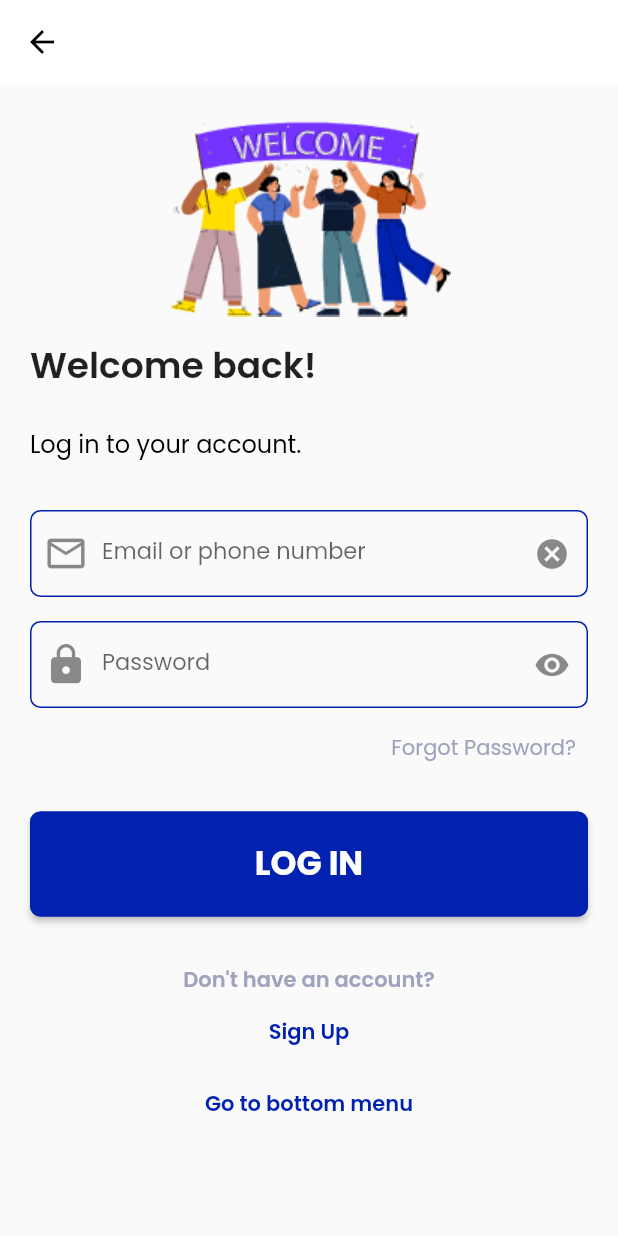
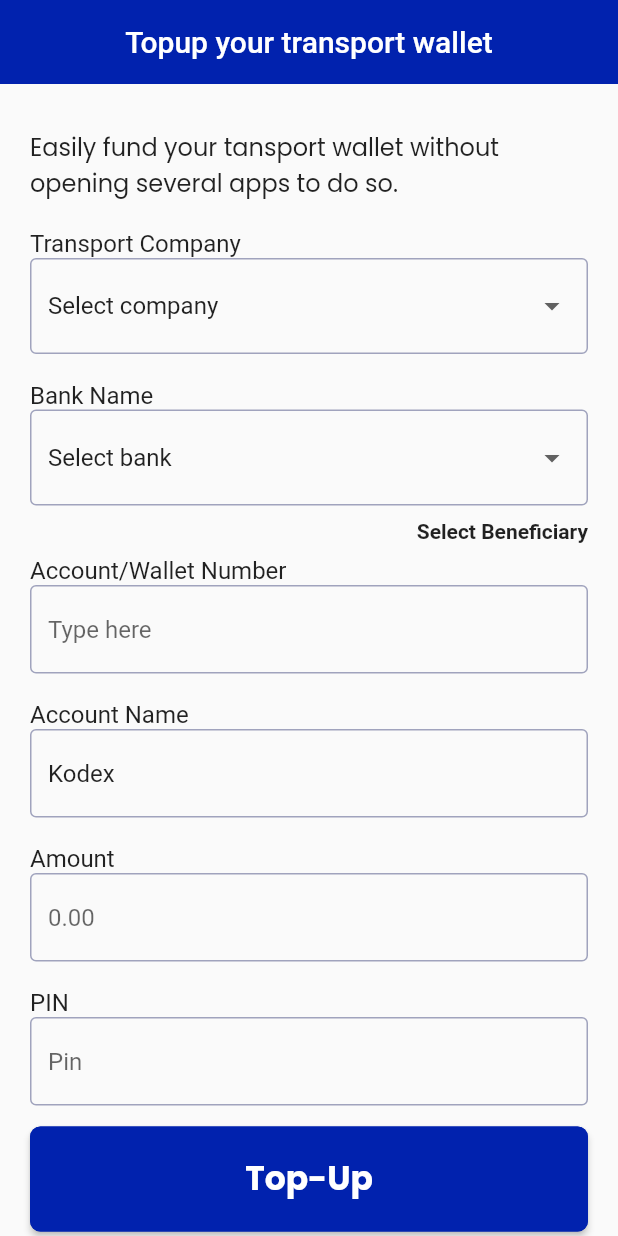
Before and after one commit to Trowpass/trowpass, a Flutter app: the screen it shows after launch, on a phone screen of 412 x 824 dp. Run offline on Flutter 3.47's test engine with Material 2 defaults, Android fonts, the phone set to English and light mode, and no system bars; our stand-ins replace carousel_slider, dio, get, google_fonts, pretty_dio_logger.

Commit message:
designed screen 1

```diff
--- /dev/null
+++ b/app/lib/controllers/top_up_wallet_controller.dart
@@ -0,0 +1,50 @@
+import 'package:flutter/material.dart';
+import 'package:get/get.dart';
+
+class TopUpWalletController extends GetxController {
+  final title = Rx<String>('Topup your transport wallet');
+  final subTitle = Rx<String>(
+      'Easily fund your tansport wallet without opening several apps to do so.');
+  final accountName = Rx<String>('Kodex');
+
+  final bankNameTextEditController = TextEditingController();
+  final accountWalletNumberTextEditController = TextEditingController();
+  final accountNameTextEditController = TextEditingController();
+  final amountTextEditController = TextEditingController();
+  final pinTextEditController = TextEditingController();
+
+  List<dynamic> transportCompanies = [
+    'Select company',
+    'Cowry',
+    'Shutter',
+    'GIG',
+    'Landstar Express',
+    'GUO'
+  ];
+
+  List<dynamic> bankNames = ['Select bank', 'GTB', 'First Bank'];
+
+  final selectedTransportCompany = 'Select company'.obs;
+  final selectedBankName = 'Select bank'.obs;
+
+  void onSetSelectedTransportCompany(Object? value) {
+    selectedTransportCompany.value = value.toString();
+  }
+
+  void onSetSelectedBankName(Object? value) {
+    selectedBankName.value = value.toString();
+  }
+
+  void trySubmit() {
+    Get.focusScope!.unfocus();
+    if (pinTextEditController.text.length <= 4) {
+      Get.snackbar('Pin validation', 'Incomplete pin length');
+    }
+  }
+
+  @override
+  void onInit() {
+    accountNameTextEditController.text = accountName.value;
+    super.onInit();
+  }
+}
--- /dev/null
+++ b/app/lib/screens/wallet/top_up_wallet.dart
@@ -0,0 +1,151 @@
+import 'package:app/widgets/app_styles.dart';
+import 'package:app/widgets/standard_button.dart';
+import 'package:app/widgets/text_input.dart';
+import 'package:flutter/material.dart';
+import 'package:get/get.dart';
+
+import '../../controllers/top_up_wallet_controller.dart';
+import '../../shareds/utils/app_colors.dart';
+import '../../shareds/utils/border_radius.dart';
+
+class TopUpWalletScreen extends StatelessWidget {
+  TopUpWalletScreen({super.key});
+
+  final controller = Get.put(TopUpWalletController());
+
+  @override
+  Widget build(BuildContext context) {
+    return Scaffold(
+      appBar: AppBar(
+        title: Text(controller.title.value),
+        centerTitle: true,
+        elevation: 0,
+        backgroundColor: primaryColor,
+      ),
+      body: SingleChildScrollView(
+          child: Padding(
+        padding: const EdgeInsets.all(20),
+        child: Column(
+          children: [
+            Padding(
+              padding: const EdgeInsets.symmetric(vertical: 10),
+              child: Text(
+                controller.subTitle.value,
+                style: appStyles(16, null, null),
+              ),
+            ),
+            ListTile(
+                contentPadding: const EdgeInsets.only(top: 5, bottom: 5),
+                title: const Text('Transport Company'),
+                subtitle: Obx(() => DropdownButtonFormField(
+                      decoration: InputDecoration(
+                          focusedBorder: const OutlineInputBorder(
+                            borderSide: BorderSide(color: grayscale),
+                          ),
+                          enabledBorder: const OutlineInputBorder(
+                            borderSide: BorderSide(color: grayscale),
+                          ),
+                          border: OutlineInputBorder(
+                              borderRadius:
+                                  BorderRadius.circular(defaultBorderRadius))),
+                      onChanged: (Object? newSeleted) {
+                        controller.onSetSelectedTransportCompany(newSeleted);
+                      },
+                      isExpanded: true,
+                      value: controller.selectedTransportCompany.value,
+                      items: controller.transportCompanies.map((selectedType) {
+                        return DropdownMenuItem(
+                          value: selectedType,
+                          child: Text(
+                            selectedType,
+                          ),
+                        );
+                      }).toList(),
+                    ))),
+            ListTile(
+                contentPadding: const EdgeInsets.only(top: 5, bottom: 5),
+                title: const Text('Bank Name'),
+                subtitle: Obx(() => DropdownButtonFormField(
+                      decoration: InputDecoration(
+                          focusedBorder: const OutlineInputBorder(
+                            borderSide: BorderSide(color: primaryColor),
+                          ),
+                          enabledBorder: const OutlineInputBorder(
+                            borderSide: BorderSide(color: grayscale),
+                          ),
+                          border: OutlineInputBorder(
+                              borderRadius:
+                                  BorderRadius.circular(defaultBorderRadius))),
+                      onChanged: (Object? newSeleted) {
+                        controller.onSetSelectedBankName(newSeleted);
+                      },
+                      isExpanded: true,
+                      value: controller.selectedBankName.value,
+                      items: controller.bankNames.map((selectedType) {
+                        return DropdownMenuItem(
+                          value: selectedType,
+                          child: Text(
+                            selectedType,
+                          ),
+                        );
+                      }).toList(),
+                    ))),
+            GestureDetector(
+              onTap: null,
+              child: Align(
+                alignment: Alignment.centerRight,
+                child: Text(
+                  'Select Beneficiary',
+                  style:
+                      appStyleWithMoreProps(null, null, FontWeight.bold, null),
+                ),
+              ),
+            ),
+            ListTile(
+                contentPadding: const EdgeInsets.only(top: 5, bottom: 5),
+                title: const Text('Account/Wallet Number'),
+                subtitle: TextInput(
+                    isReadOnly: false,
+                    inputController:
+                        controller.accountWalletNumberTextEditController,
+                    textHint: 'Type here',
+                    isPassword: false)),
+            ListTile(
+                contentPadding: const EdgeInsets.only(top: 5, bottom: 5),
+                title: const Text('Account Name'),
+                subtitle: TextInput(
+                    isReadOnly: true,
+                    inputController: controller.accountNameTextEditController,
+                    isPassword: false)),
+            ListTile(
+                contentPadding: const EdgeInsets.only(top: 5, bottom: 5),
+                title: const Text('Amount'),
+                subtitle: TextInput(
+                    keyboardType: TextInputType.number,
+                    isReadOnly: false,
+                    inputController: controller.amountTextEditController,
+                    textHint: '0.00',
+                    isPassword: false)),
+            ListTile(
+                contentPadding: const EdgeInsets.only(top: 5, bottom: 5),
+                title: const Text('PIN'),
+                subtitle: TextInput(
+                    keyboardType: TextInputType.number,
+                    isReadOnly: false,
+                    inputController: controller.pinTextEditController,
+                    textHint: 'Pin',
+                    isPassword: true)),
+            Padding(
+                padding: const EdgeInsets.only(top: 5, bottom: 5),
+                child: StandardButton(
+                  text: 'Top-Up',
+                  onPressed: () {
+                    controller.trySubmit();
+                  },
+                ))
+          ],
+        ),
+      )),
+    );
+  }
+}
--- a/app/lib/shareds/resources/routes/app_pages.dart
+++ b/app/lib/shareds/resources/routes/app_pages.dart
@@ -1,14 +1,14 @@
-import 'package:app/screens/auth/login.dart';
 import 'package:get/get.dart';
 
 import '../../../controllers/bindings/dashboard_tab_binding.dart';
+import '../../../screens/wallet/top_up_wallet.dart';
 import 'app_reoutes.dart';
 
 class AppPages {
   static var list = [
     GetPage(
       name: AppRoutes.login,
-      page: () => const LoginScreen(),
+      page: () => TopUpWalletScreen(),
       binding: DashboardTabBinding(),
     ),
   ];
--- a/app/lib/widgets/text_input.dart
+++ b/app/lib/widgets/text_input.dart
@@ -1,27 +1,43 @@
+import 'package:app/shareds/utils/app_colors.dart';
 import 'package:flutter/material.dart';
 
 import '../shareds/utils/border_radius.dart';
 
 class TextInput extends StatelessWidget {
   final TextEditingController inputController;
-  final String textLabel;
-  final String textHint;
+  final TextInputType? keyboardType;
+  final int? maxLength;
+  final String? textLabel;
+  final String? textHint;
   final bool isPassword;
+  final bool isReadOnly;
   const TextInput({
     Key? key,
     required this.inputController,
-    required this.textLabel,
-    required this.textHint,
+    this.textLabel,
+    this.textHint,
     required this.isPassword,
+    required this.isReadOnly,
+    this.maxLength,
+    this.keyboardType,
   }) : super(key: key);
 
   @override
   Widget build(BuildContext context) {
     return TextField(
+      keyboardType: keyboardType,
+      maxLength: maxLength,
+      readOnly: isReadOnly,
       obscureText: isPassword,
       autocorrect: isPassword == false ? true : false,
       controller: inputController,
       decoration: InputDecoration(
+          focusedBorder: const OutlineInputBorder(
+            borderSide: BorderSide(color: primaryColor),
+          ),
+          enabledBorder: const OutlineInputBorder(
+            borderSide: BorderSide(color: grayscale),
+          ),
           labelText: textLabel,
           hintText: textHint,
           border: OutlineInputBorder(
```
